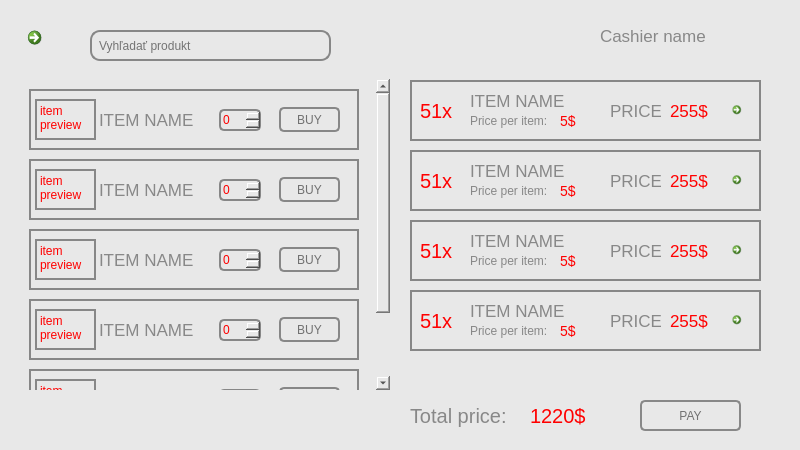
Before: the Qt Designer form source/code/main.ui in tomas-magat/camels-eshop-infosystem, drawn with Qt 5.
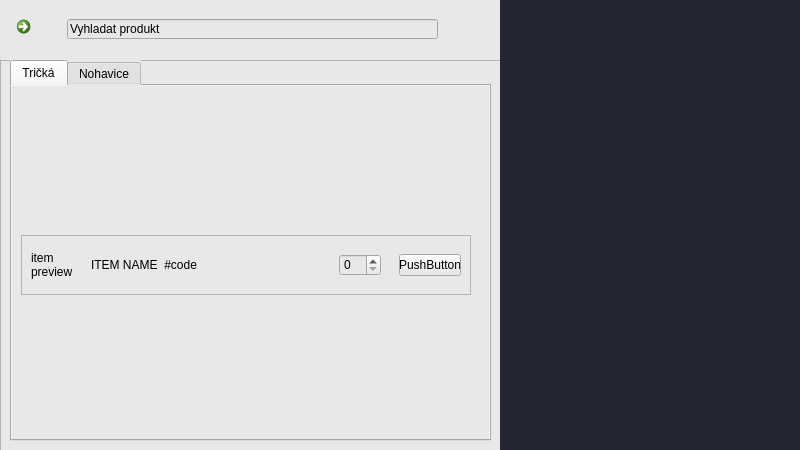
After: the same form once the commit is applied. Icons and pictures are not drawn.

Commit message: New portal interface

Patch:
```diff
--- a/source/code/main.ui
+++ b/source/code/main.ui
@@ -37,7 +37,7 @@
      </rect>
     </property>
     <property name="currentIndex">
-     <number>0</number>
+     <number>1</number>
     </property>
     <widget class="QWidget" name="portal">
      <widget class="QCommandLinkButton" name="homeArrow">
@@ -1550,6 +1550,386 @@
       </property>
      </widget>
     </widget>
+    <widget class="QWidget" name="portal_2">
+     <property name="sizePolicy">
+      <sizepolicy hsizetype="Preferred" vsizetype="Preferred">
+       <horstretch>0</horstretch>
+       <verstretch>0</verstretch>
+      </sizepolicy>
+     </property>
+     <widget class="QWidget" name="left" native="true">
+      <property name="geometry">
+       <rect>
+        <x>0</x>
+        <y>0</y>
+        <width>501</width>
+        <height>451</height>
+       </rect>
+      </property>
+      <property name="sizePolicy">
+       <sizepolicy hsizetype="Preferred" vsizetype="Preferred">
+        <horstretch>0</horstretch>
+        <verstretch>0</verstretch>
+       </sizepolicy>
+      </property>
+      <layout class="QVBoxLayout" name="verticalLayout">
+       <property name="spacing">
+        <number>0</number>
+       </property>
+       <property name="leftMargin">
+        <number>0</number>
+       </property>
+       <property name="topMargin">
+        <number>0</number>
+       </property>
+       <property name="rightMargin">
+        <number>0</number>
+       </property>
+       <property name="bottomMargin">
+        <number>0</number>
+       </property>
+       <item alignment="Qt::AlignTop">
+        <widget class="QFrame" name="topBar">
+         <property name="minimumSize">
+          <size>
+           <width>0</width>
+           <height>60</height>
+          </size>
+         </property>
+         <widget class="QWidget" name="">
+          <property name="geometry">
+           <rect>
+            <x>9</x>
+            <y>9</y>
+            <width>481</width>
+            <height>41</height>
+           </rect>
+          </property>
+          <layout class="QHBoxLayout" name="topBarLayout">
+           <item>
+            <widget class="QGroupBox" name="homeButton">
+             <property name="maximumSize">
+              <size>
+               <width>40</width>
+               <height>16777215</height>
+              </size>
+             </property>
+             <property name="styleSheet">
+              <string notr="true">QGroupBox#homeButton {border:0;}</string>
+             </property>
+             <property name="alignment">
+              <set>Qt::AlignJustify|Qt::AlignVCenter</set>
+             </property>
+             <widget class="QCommandLinkButton" name="homeArrow_2">
+              <property name="geometry">
+               <rect>
+                <x>0</x>
+                <y>0</y>
+                <width>41</width>
+                <height>40</height>
+               </rect>
+              </property>
+              <property name="styleSheet">
+               <string notr="true">:hover {
+	border: none;
+}</string>
+              </property>
+              <property name="icon">
+               <iconset>
+                <normaloff>../../assets/icons/left-arrow.png</normaloff>../../assets/icons/left-arrow.png</iconset>
+              </property>
+             </widget>
+            </widget>
+           </item>
+           <item>
+            <widget class="QGroupBox" name="searchBar">
+             <property name="minimumSize">
+              <size>
+               <width>60</width>
+               <height>0</height>
+              </size>
+             </property>
+             <property name="styleSheet">
+              <string notr="true">QGroupBox#searchBar {border:0;}</string>
+             </property>
+             <property name="alignment">
+              <set>Qt::AlignJustify|Qt::AlignVCenter</set>
+             </property>
+             <widget class="QLineEdit" name="searchField">
+              <property name="geometry">
+               <rect>
+                <x>12</x>
+                <y>10</y>
+                <width>371</width>
+                <height>20</height>
+               </rect>
+              </property>
+              <property name="text">
+               <string>Vyhladat produkt</string>
+              </property>
+             </widget>
+             <widget class="QPushButton" name="searchButton">
+              <property name="geometry">
+               <rect>
+                <x>390</x>
+                <y>0</y>
+                <width>39</width>
+                <height>40</height>
+               </rect>
+              </property>
+              <property name="styleSheet">
+               <string notr="true">border: none;
+color: rgb(125, 125, 125);</string>
+              </property>
+              <property name="icon">
+               <iconset>
+                <normaloff>../../assets/icons/search.png</normaloff>../../assets/icons/search.png</iconset>
+              </property>
+              <property name="iconSize">
+               <size>
+                <width>35</width>
+                <height>35</height>
+               </size>
+              </property>
+             </widget>
+            </widget>
+           </item>
+          </layout>
+         </widget>
+        </widget>
+       </item>
+       <item>
+        <widget class="QFrame" name="mainBody">
+         <property name="sizePolicy">
+          <sizepolicy hsizetype="Preferred" vsizetype="Expanding">
+           <horstretch>0</horstretch>
+           <verstretch>0</verstretch>
+          </sizepolicy>
+         </property>
+         <property name="frameShape">
+          <enum>QFrame::StyledPanel</enum>
+         </property>
+         <property name="frameShadow">
+          <enum>QFrame::Raised</enum>
+         </property>
+         <widget class="QTabWidget" name="itemCategories">
+          <property name="geometry">
+           <rect>
+            <x>10</x>
+            <y>0</y>
+            <width>481</width>
+            <height>381</height>
+           </rect>
+          </property>
+          <property name="currentIndex">
+           <number>0</number>
+          </property>
+          <widget class="QWidget" name="tab">
+           <attribute name="title">
+            <string>Tričká</string>
+           </attribute>
+           <widget class="QFrame" name="shirts">
+            <property name="geometry">
+             <rect>
+              <x>-1</x>
+              <y>-1</y>
+              <width>481</width>
+              <height>361</height>
+             </rect>
+            </property>
+            <property name="frameShape">
+             <enum>QFrame::NoFrame</enum>
+            </property>
+            <property name="frameShadow">
+             <enum>QFrame::Plain</enum>
+            </property>
+            <layout class="QVBoxLayout" name="verticalLayout_4">
+             <property name="spacing">
+              <number>0</number>
+             </property>
+             <property name="leftMargin">
+              <number>0</number>
+             </property>
+             <property name="topMargin">
+              <number>0</number>
+             </property>
+             <property name="rightMargin">
+              <number>0</number>
+             </property>
+             <property name="bottomMargin">
+              <number>0</number>
+             </property>
+             <item>
+              <widget class="QScrollArea" name="shirtsCatalog">
+               <property name="widgetResizable">
+                <bool>true</bool>
+               </property>
+               <widget class="QWidget" name="shirtsContents">
+                <property name="geometry">
+                 <rect>
+                  <x>0</x>
+                  <y>0</y>
+                  <width>479</width>
+                  <height>359</height>
+                 </rect>
+                </property>
+                <layout class="QVBoxLayout" name="verticalLayout_3">
+                 <property name="rightMargin">
+                  <number>20</number>
+                 </property>
+                 <item>
+                  <widget class="QFrame" name="itemCard_2">
+                   <property name="minimumSize">
+                    <size>
+                     <width>200</width>
+                     <height>60</height>
+                    </size>
+                   </property>
+                   <property name="maximumSize">
+                    <size>
+                     <width>16777215</width>
+                     <height>60</height>
+                    </size>
+                   </property>
+                   <property name="frameShape">
+                    <enum>QFrame::StyledPanel</enum>
+                   </property>
+                   <property name="frameShadow">
+                    <enum>QFrame::Raised</enum>
+                   </property>
+                   <layout class="QHBoxLayout" name="horizontalLayout_2">
+                    <property name="spacing">
+                     <number>0</number>
+                    </property>
+                    <property name="leftMargin">
+                     <number>0</number>
+                    </property>
+                    <property name="topMargin">
+                     <number>0</number>
+                    </property>
+                    <property name="rightMargin">
+                     <number>0</number>
+                    </property>
+                    <property name="bottomMargin">
+                     <number>0</number>
+                    </property>
+                    <item>
+                     <widget class="QWidget" name="itemPreview_2" native="true">
+                      <property name="maximumSize">
+                       <size>
+                        <width>60</width>
+                        <height>16777215</height>
+                       </size>
+                      </property>
+                      <layout class="QVBoxLayout" name="verticalLayout_8">
+                       <item>
+                        <widget class="QLabel" name="label_9">
+                         <property name="text">
+                          <string>item preview</string>
+                         </property>
+                         <property name="wordWrap">
+                          <bool>true</bool>
+                         </property>
+                        </widget>
+                       </item>
+                      </layout>
+                     </widget>
+                    </item>
+                    <item>
+                     <widget class="QWidget" name="itemName_2" native="true">
+                      <layout class="QVBoxLayout" name="verticalLayout_7">
+                       <item>
+                        <widget class="QLabel" name="label_10">
+                         <property name="text">
+                          <string>ITEM NAME  #code</string>
+                         </property>
+                        </widget>
+                       </item>
+                      </layout>
+                     </widget>
+                    </item>
+                    <item>
+                     <widget class="QWidget" name="itemCount_2" native="true">
+                      <property name="maximumSize">
+                       <size>
+                        <width>60</width>
+                        <height>16777215</height>
+                       </size>
+                      </property>
+                      <layout class="QVBoxLayout" name="verticalLayout_5">
+                       <item>
+                        <widget class="QSpinBox" name="spinBox_8">
+                         <property name="styleSheet">
+                          <string notr="true"/>
+                         </property>
+                        </widget>
+                       </item>
+                      </layout>
+                     </widget>
+                    </item>
+                    <item>
+                     <widget class="QWidget" name="addButton_2" native="true">
+                      <property name="maximumSize">
+                       <size>
+                        <width>80</width>
+                        <height>16777215</height>
+                       </size>
+                      </property>
+                      <layout class="QVBoxLayout" name="verticalLayout_6">
+                       <item>
+                        <widget class="QPushButton" name="pushButton_2">
+                         <property name="text">
+                          <string>PushButton</string>
+                         </property>
+                        </widget>
+                       </item>
+                      </layout>
+                     </widget>
+                    </item>
+                   </layout>
+                  </widget>
+                 </item>
+                </layout>
+               </widget>
+              </widget>
+             </item>
+            </layout>
+           </widget>
+          </widget>
+          <widget class="QWidget" name="tab_2">
+           <attribute name="title">
+            <string>Nohavice</string>
+           </attribute>
+          </widget>
+         </widget>
+        </widget>
+       </item>
+      </layout>
+     </widget>
+     <widget class="QWidget" name="right" native="true">
+      <property name="geometry">
+       <rect>
+        <x>500</x>
+        <y>0</y>
+        <width>301</width>
+        <height>451</height>
+       </rect>
+      </property>
+      <property name="styleSheet">
+       <string notr="true">background-color: rgb(35, 37, 50);</string>
+      </property>
+      <widget class="QFrame" name="header">
+       <property name="geometry">
+        <rect>
+         <x>0</x>
+         <y>0</y>
+         <width>301</width>
+         <height>60</height>
+        </rect>
+       </property>
+      </widget>
+     </widget>
+    </widget>
     <widget class="QWidget" name="databaza">
      <widget class="QCommandLinkButton" name="homeArrow5">
       <property name="geometry">
```
The commit also changes 1 other file.
